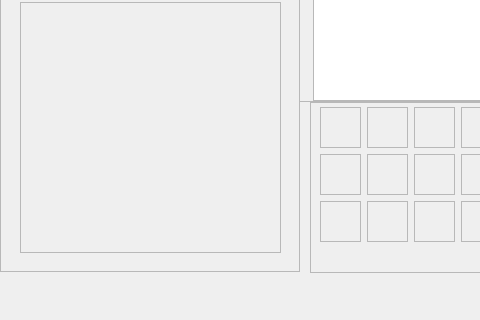
ErickHernandez/BodegueroHero, file BodegueroHero/mainwindow.ui: the form before one commit; both pictures show x 0 to 480 and y 337 to 657 of the 1031 by 657 pixel window.
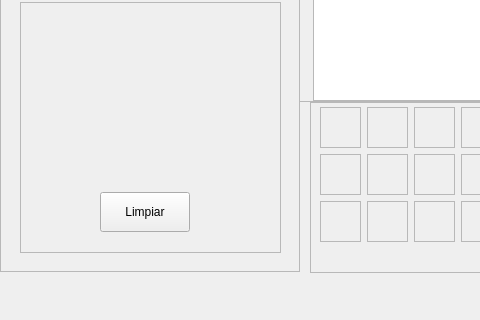
The form after the commit. The open tabs and pages were chosen to show the change. Icons and pictures are not drawn.

What changed in the file:
```diff
--- a/BodegueroHero/mainwindow.ui
+++ b/BodegueroHero/mainwindow.ui
@@ -2890,6 +2890,19 @@
        <property name="frameShadow">
         <enum>QFrame::Raised</enum>
        </property>
+       <widget class="QPushButton" name="btn_ClearGame">
+        <property name="geometry">
+         <rect>
+          <x>80</x>
+          <y>190</y>
+          <width>90</width>
+          <height>40</height>
+         </rect>
+        </property>
+        <property name="text">
+         <string>Limpiar</string>
+        </property>
+       </widget>
       </widget>
      </widget>
      <widget class="QFrame" name="frame_3">
```
Left out of the diff: 26 changed lines with no effect on the pictures.
